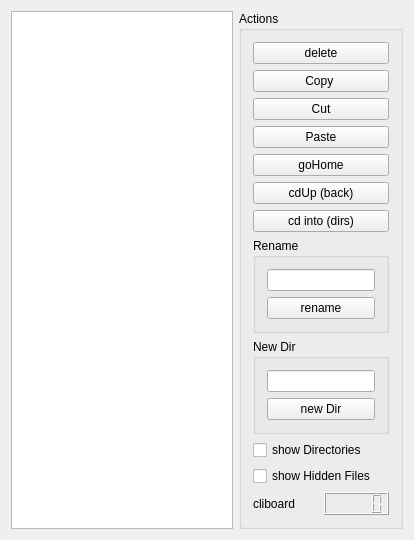
Qt form test_folderlistmodel/simpleUI/simplelist.ui (ubports/filemanager-app) before a commit.
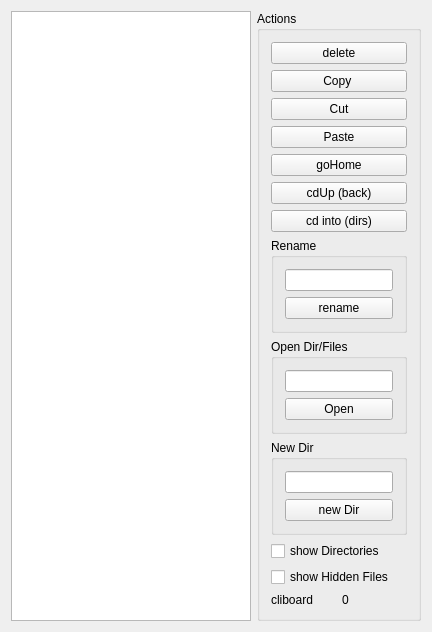
The same form after that commit.

Patch:
```diff
--- a/test_folderlistmodel/simpleUI/simplelist.ui
+++ b/test_folderlistmodel/simpleUI/simplelist.ui
@@ -6,14 +6,14 @@
    <rect>
     <x>0</x>
     <y>0</y>
-    <width>414</width>
-    <height>519</height>
+    <width>432</width>
+    <height>603</height>
    </rect>
   </property>
   <property name="windowTitle">
    <string>SimpleList</string>
   </property>
-  <layout class="QVBoxLayout" name="verticalLayout_4">
+  <layout class="QVBoxLayout" name="verticalLayout_5">
    <item>
     <layout class="QHBoxLayout" name="horizontalLayout_2">
      <item>
@@ -40,7 +40,7 @@
        <property name="title">
         <string>Actions</string>
        </property>
-       <layout class="QVBoxLayout" name="verticalLayout_3">
+       <layout class="QVBoxLayout" name="verticalLayout_4">
         <item>
          <widget class="QPushButton" name="pushButtonDelete">
           <property name="text">
@@ -116,6 +116,25 @@
           </layout>
          </widget>
         </item>
+        <item>
+         <widget class="QGroupBox" name="groupBox_4">
+          <property name="title">
+           <string>Open Dir/Files</string>
+          </property>
+          <layout class="QVBoxLayout" name="verticalLayout_3">
+           <item>
+            <widget class="QLineEdit" name="lineEditOpen"/>
+           </item>
+           <item>
+            <widget class="QPushButton" name="pushButtonOpen">
+             <property name="text">
+              <string>Open</string>
+             </property>
+            </widget>
+           </item>
+          </layout>
+         </widget>
+        </item>
         <item>
          <widget class="QGroupBox" name="groupBox_3">
           <property name="title">
@@ -166,7 +185,11 @@
            </widget>
           </item>
           <item>
-           <widget class="QLCDNumber" name="lcdNumber"/>
+           <widget class="QLabel" name="clipboardNumber">
+            <property name="text">
+             <string>0</string>
+            </property>
+           </widget>
           </item>
          </layout>
         </item>
```
